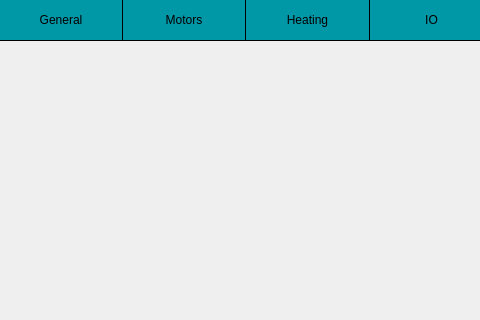
Above: UI/GUI/infoscreen.ui from ZofiaZementa/Druckersoftware before the change; both pictures show x 0 to 480 and y 0 to 320 of the 739 by 600 pixel window. Below: the same form after it.
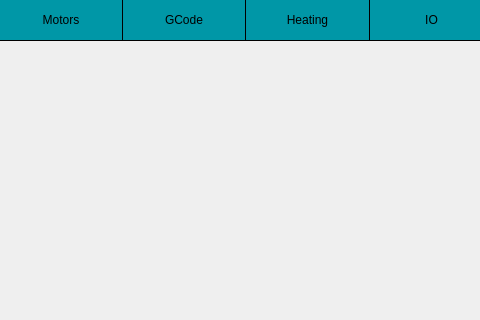
That is the form after the change.

Commit message: changed InfoGeneralScreen to InfoGCodeScreen and started it, made a small change in InfoSerialScreen and fixed a bug in MotorController

Diff of the .ui file:
```diff
--- a/UI/GUI/infoscreen.ui
+++ b/UI/GUI/infoscreen.ui
@@ -22,7 +22,7 @@
   <widget class="QPushButton" name="generalButton">
    <property name="geometry">
     <rect>
-     <x>0</x>
+     <x>123</x>
      <y>0</y>
      <width>122</width>
      <height>40</height>
@@ -41,13 +41,13 @@
 }</string>
    </property>
    <property name="text">
-    <string>General</string>
+    <string>GCode</string>
    </property>
   </widget>
   <widget class="QPushButton" name="motorButton">
    <property name="geometry">
     <rect>
-     <x>123</x>
+     <x>0</x>
      <y>0</y>
      <width>122</width>
      <height>40</height>
```
Left out of the diff: 2 changed lines with no effect on the pictures. The commit also changes 10 other files.
